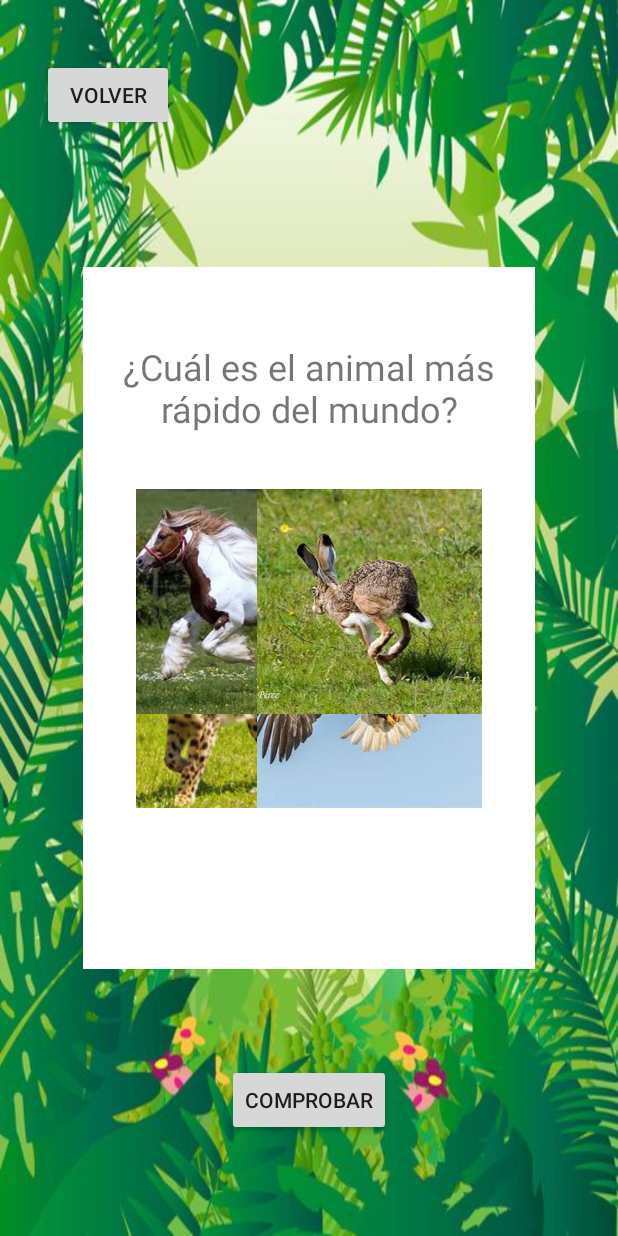
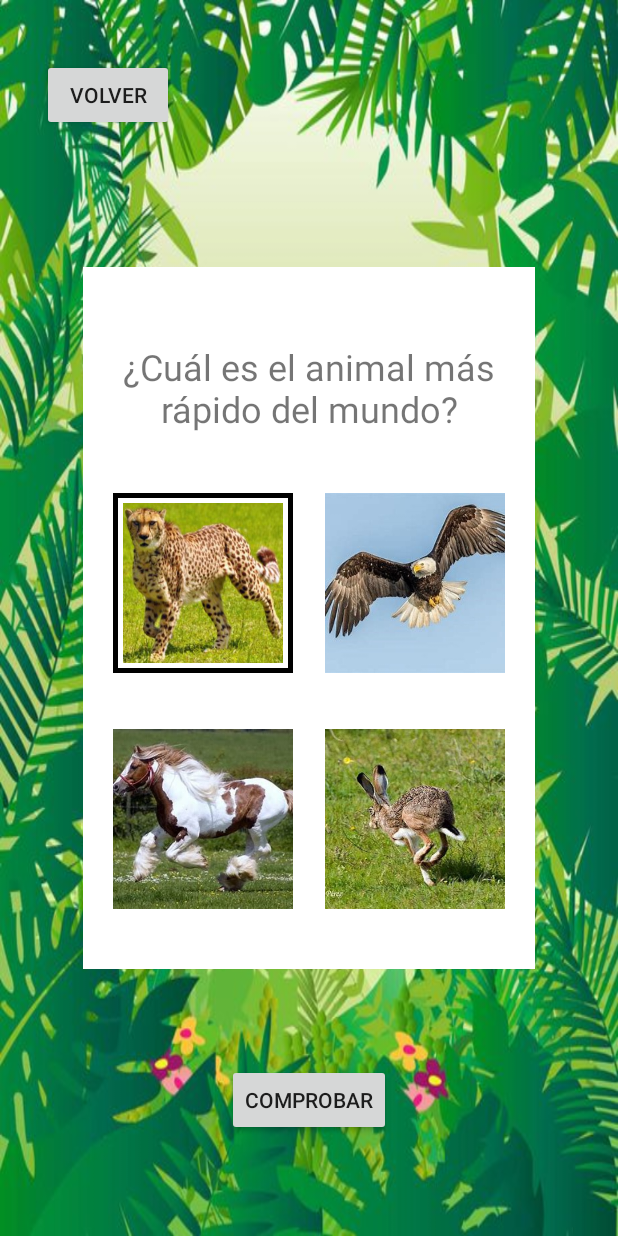
Before and after one commit to Z4RCO/Practica1Moviles, an Android app: the Pregunta1 screen opened directly, with no data from a screen before it, after a tap on "COMPROBAR", on a phone screen of 412 x 824 dp. Run offline under Robolectric (Android 15) with nearby library versions, the phone set to English and light mode, and no system bars.

Commit message:
Pregunta 2 incompleta, documentación varia

```diff
--- a/app/src/main/java/com/example/practica1/Pregunta1.java
+++ b/app/src/main/java/com/example/practica1/Pregunta1.java
@@ -12,8 +12,14 @@ import android.widget.RadioGroup;
 import android.widget.Toast;
 public class Pregunta1 extends Fragment {
 
+    /**
+     * Referencia al RadioGroup del Fragment
+     */
     private RadioGroup grupo;
 
+    /**
+     * Referencia a la View del Fragment
+     */
     private View view;
 
     public Pregunta1() {
@@ -41,8 +47,13 @@ public class Pregunta1 extends Fragment {
         return view;
     }
 
+    /**
+     * Método que comprueba si la respuesta elegida es correcta.
+     * Muestra un popup en función del resultado
+     */
     public void comprobarRespuesta(){
         RadioButton selectedRadioButton = view.findViewById(grupo.getCheckedRadioButtonId());
+        if(selectedRadioButton == null)return;
         String respuestaSeleccionada = selectedRadioButton.getText().toString();
         String respuestaCorrecta = "Koala";
 
--- a/app/src/main/java/com/example/practica1/Pregunta2.java
+++ b/app/src/main/java/com/example/practica1/Pregunta2.java
@@ -1,5 +1,7 @@
 package com.example.practica1;
 
+import android.graphics.Color;
+import android.graphics.drawable.GradientDrawable;
 import android.os.Bundle;
 
 import androidx.fragment.app.Fragment;
@@ -7,58 +9,70 @@ import androidx.fragment.app.Fragment;
 import android.view.LayoutInflater;
 import android.view.View;
 import android.view.ViewGroup;
-
-/**
- * A simple {@link Fragment} subclass.
- * Use the {@link Pregunta2#newInstance} factory method to
- * create an instance of this fragment.
- */
+import android.widget.ImageView;
+import android.widget.RadioButton;
+import android.widget.RadioGroup;
+import android.widget.Toast;
 public class Pregunta2 extends Fragment {
 
-    // TODO: Rename parameter arguments, choose names that match
-    // the fragment initialization parameters, e.g. ARG_ITEM_NUMBER
-    private static final String ARG_PARAM1 = "param1";
-    private static final String ARG_PARAM2 = "param2";
+    /**
+     * Referencia al RadioGroup del Fragment
+     */
+    private RadioGroup grupo;
 
-    // TODO: Rename and change types of parameters
-    private String mParam1;
-    private String mParam2;
+    /**
+     * Referencia a la View del Fragment
+     */
+    private View view;
 
     public Pregunta2() {
-        // Required empty public constructor
+
     }
 
-    /**
-     * Use this factory method to create a new instance of
-     * this fragment using the provided parameters.
-     *
-     * @param param1 Parameter 1.
-     * @param param2 Parameter 2.
-     * @return A new instance of fragment Pregunta2.
-     */
-    // TODO: Rename and change types and number of parameters
-    public static Pregunta2 newInstance(String param1, String param2) {
-        Pregunta2 fragment = new Pregunta2();
-        Bundle args = new Bundle();
-        args.putString(ARG_PARAM1, param1);
-        args.putString(ARG_PARAM2, param2);
-        fragment.setArguments(args);
-        return fragment;
-    }
+
 
     @Override
     public void onCreate(Bundle savedInstanceState) {
         super.onCreate(savedInstanceState);
-        if (getArguments() != null) {
-            mParam1 = getArguments().getString(ARG_PARAM1);
-            mParam2 = getArguments().getString(ARG_PARAM2);
-        }
     }
+
+
+
 
     @Override
     public View onCreateView(LayoutInflater inflater, ViewGroup container,
                              Bundle savedInstanceState) {
         // Inflate the layout for this fragment
-        return inflater.inflate(R.layout.fragment_pregunta2, container, false);
+        View view = inflater.inflate(R.layout.fragment_pregunta2, container, false);
+        this.view = view;
+
+        ImageView i = view.findViewById(R.id.r21);
+        GradientDrawable border = new GradientDrawable();
+        border.setColor(0xFFFFFFFF);  // Color de fondo blanco
+        border.setStroke(5, Color.BLACK); // Ancho del borde y color del borde negro
+        i.setBackground(border);
+        i.setPadding(10, 10, 10, 10);
+        return view;
+    }
+
+    /**
+     * Método que comprueba si la respuesta elegida es correcta.
+     * Muestra un popup en función del resultado
+     */
+    public void comprobarRespuesta(){
+        RadioButton selectedRadioButton = view.findViewById(grupo.getCheckedRadioButtonId());
+        String respuestaSeleccionada = selectedRadioButton.getText().toString();
+        String respuestaCorrecta = "Koala";
+
+        if (respuestaSeleccionada.equals(respuestaCorrecta)) {
+            Toast.makeText(getActivity(),"¡Respuesta correcta!", Toast.LENGTH_SHORT).show();
+            PreguntasActivity a = (PreguntasActivity)getActivity();
+            a.sumar();
+        } else {
+            Toast.makeText(getActivity(), "Respuesta incorrecta", Toast.LENGTH_SHORT).show();
+            PreguntasActivity a = (PreguntasActivity)getActivity();
+            a.restar();
+        }
+
     }
 }
--- a/app/src/main/res/layout/fragment_pregunta2.xml
+++ b/app/src/main/res/layout/fragment_pregunta2.xml
@@ -2,8 +2,8 @@
 <androidx.constraintlayout.widget.ConstraintLayout xmlns:android="http://schemas.android.com/apk/res/android"
     xmlns:app="http://schemas.android.com/apk/res-auto"
     xmlns:tools="http://schemas.android.com/tools"
-    android:layout_width="match_parent"
-    android:layout_height="match_parent"
+    android:layout_width="301dp"
+    android:layout_height="468dp"
     android:background="@color/white"
     tools:context=".Pregunta2">
 
@@ -22,10 +22,10 @@
 
     <ImageView
         android:id="@+id/r21"
-        android:layout_width="150dp"
-        android:layout_height="150dp"
-        android:layout_marginStart="35dp"
-        android:layout_marginTop="100dp"
+        android:layout_width="120dp"
+        android:layout_height="120dp"
+        android:layout_marginStart="20dp"
+        android:layout_marginTop="40dp"
         android:contentDescription="@string/r21"
         android:src="@drawable/guepardo"
         app:layout_constraintStart_toStartOf="parent"
@@ -33,10 +33,10 @@
 
     <ImageView
         android:id="@+id/r22"
-        android:layout_width="150dp"
-        android:layout_height="150dp"
-        android:layout_marginTop="100dp"
-        android:layout_marginEnd="35dp"
+        android:layout_width="120dp"
+        android:layout_height="120dp"
+        android:layout_marginTop="40dp"
+        android:layout_marginEnd="20dp"
         android:contentDescription="@string/r22"
         android:src="@drawable/aguila"
         app:layout_constraintEnd_toEndOf="parent"
@@ -44,10 +44,10 @@
 
     <ImageView
         android:id="@+id/r23"
-        android:layout_width="150dp"
-        android:layout_height="150dp"
-        android:layout_marginStart="35dp"
-        android:layout_marginBottom="170dp"
+        android:layout_width="120dp"
+        android:layout_height="120dp"
+        android:layout_marginStart="20dp"
+        android:layout_marginBottom="40dp"
         android:contentDescription="@string/r23"
         android:src="@drawable/caballo"
         app:layout_constraintBottom_toBottomOf="parent"
@@ -55,10 +55,10 @@
 
     <ImageView
         android:id="@+id/r24"
-        android:layout_width="150dp"
-        android:layout_height="150dp"
-        android:layout_marginEnd="35dp"
-        android:layout_marginBottom="170dp"
+        android:layout_width="120dp"
+        android:layout_height="120dp"
+        android:layout_marginEnd="20dp"
+        android:layout_marginBottom="40dp"
         android:contentDescription="@string/r24"
         android:src="@drawable/liebre"
         app:layout_constraintBottom_toBottomOf="parent"
```
Also changed, not shown: app/src/main/java/com/example/practica1/MainActivity.java (+21 -5 lines), app/src/main/java/com/example/practica1/Pregunta4.java (+10 -0 lines), app/src/main/java/com/example/practica1/PreguntasActivity.java (+23 -3 lines).
